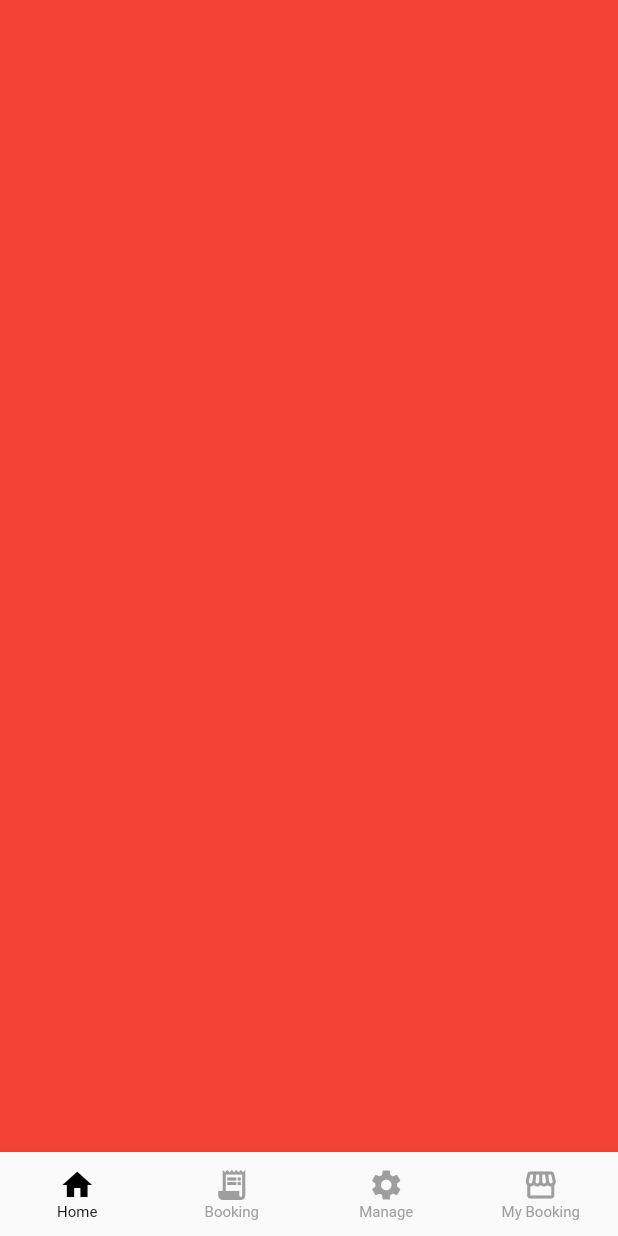
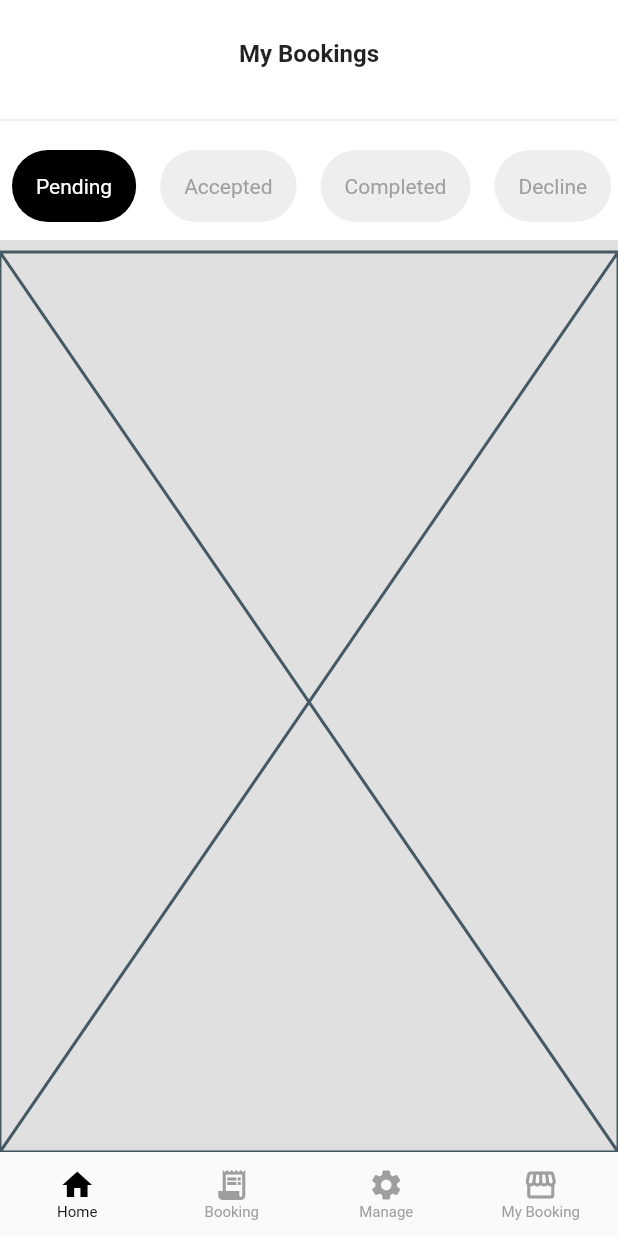
Before and after one commit to QD1221/salon_management_app, a Flutter app: the screen it shows after launch, swiped to page 2, on a phone screen of 412 x 824 dp. Run offline on Flutter 3.47's test engine with Material 2 defaults, Android fonts, the phone set to English and light mode, and no system bars.

Commit message:
2nd commit

```diff
--- /dev/null
+++ b/lib/components/booking_widget.dart
@@ -0,0 +1,84 @@
+import 'package:flutter/material.dart';
+import 'package:salon_management_app/model/category.dart';
+
+class BookingWidget extends StatefulWidget {
+  const BookingWidget({Key? key}) : super(key: key);
+
+  @override
+  _BookingWidgetState createState() => _BookingWidgetState();
+}
+
+class _BookingWidgetState extends State<BookingWidget> {
+  var _index = 0;
+  @override
+  Widget build(BuildContext context) {
+    return Column(
+      children: [
+        Expanded(
+          flex: 4,
+          child: Container(
+            decoration: BoxDecoration(color: Colors.white),
+            child: Column(
+              children: [
+                Expanded(
+                  child: Center(
+                    child: Text(
+                      'My Bookings',
+                      style: TextStyle(
+                        fontSize: 16,
+                        fontWeight: FontWeight.bold,
+                      ),
+                    ),
+                  ),
+                ),
+                Divider(),
+                Expanded(
+                  child: ListView.builder(
+                      scrollDirection: Axis.horizontal,
+                      itemCount: categoryItems.length,
+                      itemBuilder: (context, index) {
+                        return Padding(
+                          padding: const EdgeInsets.symmetric(
+                              horizontal: 8, vertical: 12),
+                          child: GestureDetector(
+                            onTap: () {
+                              setState(() {
+                                _index = index;
+                              });
+                            },
+                            child: Container(
+                              padding: EdgeInsets.symmetric(
+                                  horizontal: 16, vertical: 8),
+                              decoration: BoxDecoration(
+                                color: _index == index
+                                    ? Colors.black
+                                    : Colors.grey[200],
+                                borderRadius: BorderRadius.circular(24),
+                              ),
+                              child: Center(
+                                child: Text(categoryItems[index].title ?? '', style: TextStyle(
+                                  color: _index == index
+                                      ? Colors.white
+                                      : Colors.grey[500],
+                                ),),
+                              ),
+                            ),
+                          ),
+                        );
+                      }),
+                )
+              ],
+            ),
+          ),
+        ),
+        SizedBox(
+          height: 8,
+        ),
+        Expanded(
+          flex: 15,
+          child: Placeholder(),
+        ),
+      ],
+    );
+  }
+}
--- /dev/null
+++ b/lib/model/booking.dart
@@ -0,0 +1,3 @@
+class Booking {
+
+}
--- /dev/null
+++ b/lib/model/category.dart
@@ -0,0 +1,13 @@
+class Category{
+  String? title;
+
+  Category(this.title);
+}
+
+List<Category> categoryItems = [
+  Category('Pending'),
+  Category('Accepted'),
+  Category('Completed'),
+  Category('Decline'),
+  Category('Other'),
+];
--- a/lib/ui/home_page.dart
+++ b/lib/ui/home_page.dart
@@ -1,4 +1,5 @@
 import 'package:flutter/material.dart';
+import 'package:salon_management_app/components/booking_widget.dart';
 
 class HomePage extends StatefulWidget {
   const HomePage({Key? key}) : super(key: key);
@@ -22,16 +23,16 @@ class _HomePageState extends State<HomePage>
   @override
   Widget build(BuildContext context) {
     return Scaffold(
-      body: PageView(
+      backgroundColor: Colors.grey[300],
+      body: SafeArea(
+        child: PageView(
           controller: _pageController,
           physics: NeverScrollableScrollPhysics(),
           children: [
             Container(
               color: Colors.green,
             ),
-          Container(
-            color: Colors.red,
-          ),
+            BookingWidget(),
             Container(
               color: Colors.blue,
             ),
@@ -39,6 +40,7 @@ class _HomePageState extends State<HomePage>
               color: Colors.orange,
             ),
           ],
+        ),
       ),
       bottomNavigationBar: BottomNavigationBar(
           onTap: (idx) {
```
Lines whose indentation alone changed are shown as unchanged.
